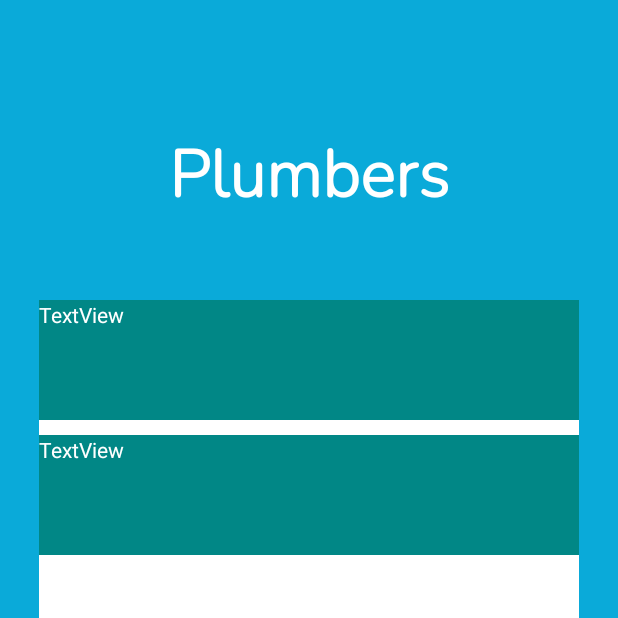
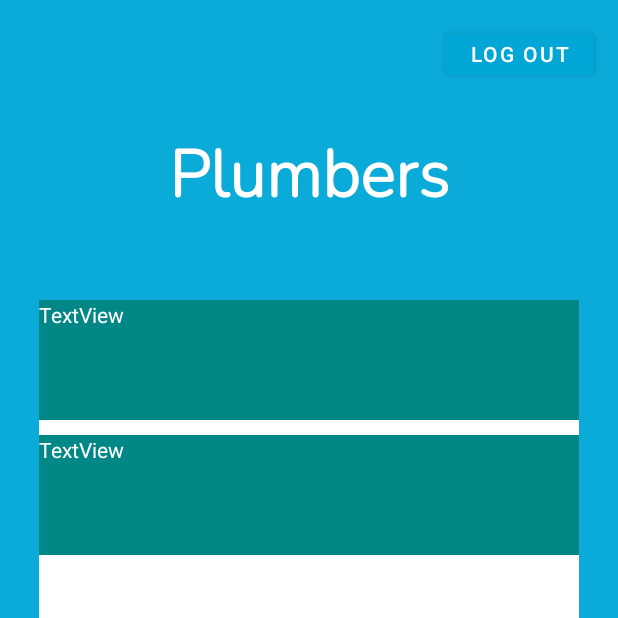
Before and after one commit to ahman502/Handyman_JAVA_App, an Android app: the Client_home screen opened directly, with no data from a screen before it, after a tap on an icon or button, on a phone screen of 412 x 824 dp, the top half of it. Run offline under Robolectric (Android 15) with nearby library versions, the light colour scheme and no system bars; Roboto replaces fonts that are not available here; 2 other taps on this screen came first.

Commit message:
Added log out button to both Handyman and Client screens.

```diff
--- a/app/src/main/java/com/codecademy/handyman_java_app/Client_home.java
+++ b/app/src/main/java/com/codecademy/handyman_java_app/Client_home.java
@@ -27,7 +27,7 @@ public class Client_home extends AppCompatActivity {
     ImageButton profileImage;
     LinearLayout linearLayout, show_pList_LinearLayout;
     Animation slideUp, slideDown, right_to_left, left_to_right;
-    Button saveChangesButton;
+    Button saveChangesButton, logout_btn;
     BottomNavigationView bottomNavigationView;
     EditText textView2, textView3, editTextTextEmailAddress;
     int SELECT_PICTURE = 200;
@@ -176,6 +176,16 @@ public class Client_home extends AppCompatActivity {
             }
         });
 
+        logout_btn = findViewById(R.id.logout_btn);
+        logout_btn.setOnClickListener(new View.OnClickListener() {
+            @Override
+            public void onClick(View v) {
+                Intent logout = new Intent(Client_home.this, MainActivity.class);
+                startActivity(logout);
+                finish();
+            }
+        });
+
         //setting onClickListener on electric button to open a list of electricians
         //electrician_list = findViewById(R.id.electric_btn);
         //electrician_list.setOnClickListener(v -> openElectricActivity());
--- a/app/src/main/res/layout/activity_client_home.xml
+++ b/app/src/main/res/layout/activity_client_home.xml
@@ -5,6 +5,7 @@
     android:layout_width="match_parent"
     android:layout_height="match_parent"
     android:background="@color/blue"
+    android:backgroundTint="@color/blue"
     tools:context=".Client_home">
 
     <!-- SHOW HOME LAYOUT -->
@@ -17,6 +18,21 @@
         app:layout_constraintStart_toStartOf="parent"
         app:layout_constraintTop_toTopOf="parent"
         app:srcCompat="@drawable/ic_launcher_foreground" />
+
+    <Button
+        android:id="@+id/logout_btn"
+        android:layout_width="100dp"
+        android:layout_height="40dp"
+        android:background="@null"
+        android:backgroundTint="@null"
+        android:text="Log Out"
+        app:layout_constraintBottom_toTopOf="@+id/imageView"
+        app:layout_constraintEnd_toEndOf="parent"
+        app:layout_constraintHorizontal_bias="0.948"
+        app:layout_constraintStart_toStartOf="parent"
+        app:layout_constraintTop_toTopOf="parent">
+
+    </Button>
 
     <TextView
         android:id="@+id/clientName"
@@ -63,12 +79,12 @@
 
     <ImageButton
         android:id="@+id/home_care_btn"
-        android:onClick="displayToastMsg"
         android:layout_width="wrap_content"
         android:layout_height="wrap_content"
         android:background="@drawable/circle_icons"
         android:minWidth="80dp"
         android:minHeight="80dp"
+        android:onClick="displayToastMsg"
         android:src="@drawable/home_care"
         app:layout_constraintEnd_toEndOf="@+id/image_btn"
         app:layout_constraintStart_toStartOf="@+id/image_btn"
@@ -184,12 +200,12 @@
 
     <ImageButton
         android:id="@+id/pest_control_btn"
-        android:onClick="displayToastMsg"
         android:layout_width="wrap_content"
         android:layout_height="wrap_content"
         android:background="@drawable/circle_icons"
         android:minWidth="80dp"
         android:minHeight="80dp"
+        android:onClick="displayToastMsg"
         android:src="@drawable/pest_control"
         app:layout_constraintEnd_toEndOf="@+id/image_btn3"
         app:layout_constraintStart_toStartOf="@+id/image_btn3"
@@ -224,12 +240,12 @@
 
     <ImageButton
         android:id="@+id/appliances_btn"
-        android:onClick="displayToastMsg"
         android:layout_width="wrap_content"
         android:layout_height="wrap_content"
         android:background="@drawable/circle_icons"
         android:minWidth="80dp"
         android:minHeight="80dp"
+        android:onClick="displayToastMsg"
         android:src="@drawable/appliances"
         app:layout_constraintEnd_toEndOf="@+id/image_btn4"
         app:layout_constraintStart_toStartOf="@+id/image_btn4"
@@ -264,12 +280,12 @@
 
     <ImageButton
         android:id="@+id/auto_care_btn"
-        android:onClick="displayToastMsg"
         android:layout_width="wrap_content"
         android:layout_height="wrap_content"
         android:background="@drawable/circle_icons"
         android:minWidth="80dp"
         android:minHeight="80dp"
+        android:onClick="displayToastMsg"
         android:src="@drawable/auto_care"
         app:layout_constraintEnd_toEndOf="@+id/image_btn5"
         app:layout_constraintStart_toStartOf="@+id/image_btn5"
@@ -296,13 +312,13 @@
         android:layout_width="match_parent"
         android:layout_height="match_parent"
         android:layout_marginBottom="60dp"
+        android:background="@color/blue"
         android:orientation="vertical"
         android:visibility="invisible"
         app:layout_constraintEnd_toEndOf="parent"
         app:layout_constraintHorizontal_bias="0.473"
         app:layout_constraintStart_toStartOf="parent"
-        app:layout_constraintTop_toTopOf="parent"
-        android:background="@color/blue">
+        app:layout_constraintTop_toTopOf="parent">
 
         <ImageView
             android:id="@+id/imageView1"
@@ -329,16 +345,16 @@
             android:layout_width="match_parent"
             android:layout_height="wrap_content"
             android:fontFamily="@font/nunito_light"
+            android:text="Update your settings and personal information below"
             android:textAlignment="center"
-            android:text="Update your settings and personal information below"
             android:textColor="@color/white"
             android:textSize="14sp" />
 
         <ScrollView
             android:layout_width="match_parent"
             android:layout_height="420dp"
-            android:minHeight="420dp"
-            android:layout_marginTop="10dp">
+            android:layout_marginTop="10dp"
+            android:minHeight="420dp">
 
             <LinearLayout
                 android:layout_width="match_parent"
@@ -350,10 +366,10 @@
                     android:id="@+id/profileImage"
                     android:layout_width="100dp"
                     android:layout_height="100dp"
+                    android:layout_gravity="center_horizontal"
+                    android:layout_marginTop="5dp"
+                    android:background="@color/white"
                     android:scaleType="fitCenter"
-                android:layout_marginTop="5dp"
-                android:layout_gravity="center_horizontal"
-                android:background="@color/white"
                     app:srcCompat="@drawable/add" />
 
 
@@ -386,12 +402,12 @@
                     android:layout_height="wrap_content"
                     android:layout_gravity="center_horizontal"
                     android:backgroundTint="@color/white"
+                    android:ems="10"
                     android:fontFamily="@font/nunito_light"
+                    android:inputType="textEmailAddress"
                     android:text="User Email Address"
                     android:textAlignment="center"
-                android:textColor="@color/white"
-                android:ems="10"
-                android:inputType="textEmailAddress" />
+                    android:textColor="@color/white" />
 
                 <EditText
                     android:id="@+id/editTextTextPassword"
@@ -401,10 +417,10 @@
                     android:backgroundTint="@color/white"
                     android:fontFamily="@font/nunito_light"
                     android:hint="Enter New Password"
+                    android:inputType="textPassword"
                     android:textAlignment="center"
                     android:textColor="@color/white"
-                android:textColorHint ="@color/white"
-                android:inputType="textPassword" />
+                    android:textColorHint="@color/white" />
 
                 <EditText
                     android:id="@+id/confirmNewPassword"
@@ -414,20 +430,20 @@
                     android:backgroundTint="@color/white"
                     android:fontFamily="@font/nunito_light"
                     android:hint="Confirm New Password"
+                    android:inputType="textPassword"
                     android:textAlignment="center"
                     android:textColor="@color/white"
-                android:textColorHint ="@color/white"
-                android:inputType="textPassword" />
+                    android:textColorHint="@color/white" />
 
                 <Button
                     android:id="@+id/saveChangesButton"
                     android:layout_width="210dp"
                     android:layout_height="42dp"
+                    android:layout_gravity="center_horizontal"
+                    android:layout_marginTop="15dp"
+                    android:backgroundTint="@color/white"
                     android:text="Save Changes"
-                android:layout_gravity="center_horizontal"
-                android:backgroundTint="@color/white"
-                android:textColor="@color/blue"
-                android:layout_marginTop="15dp"/>
+                    android:textColor="@color/blue" />
 
             </LinearLayout>
 
```
Also changed, not shown: app/src/main/java/com/codecademy/handyman_java_app/Handyman_home.java (+12 -4 lines), app/src/main/res/layout/activity_handyman_home.xml (+16 -0 lines). Lines whose indentation alone changed are shown as unchanged.
